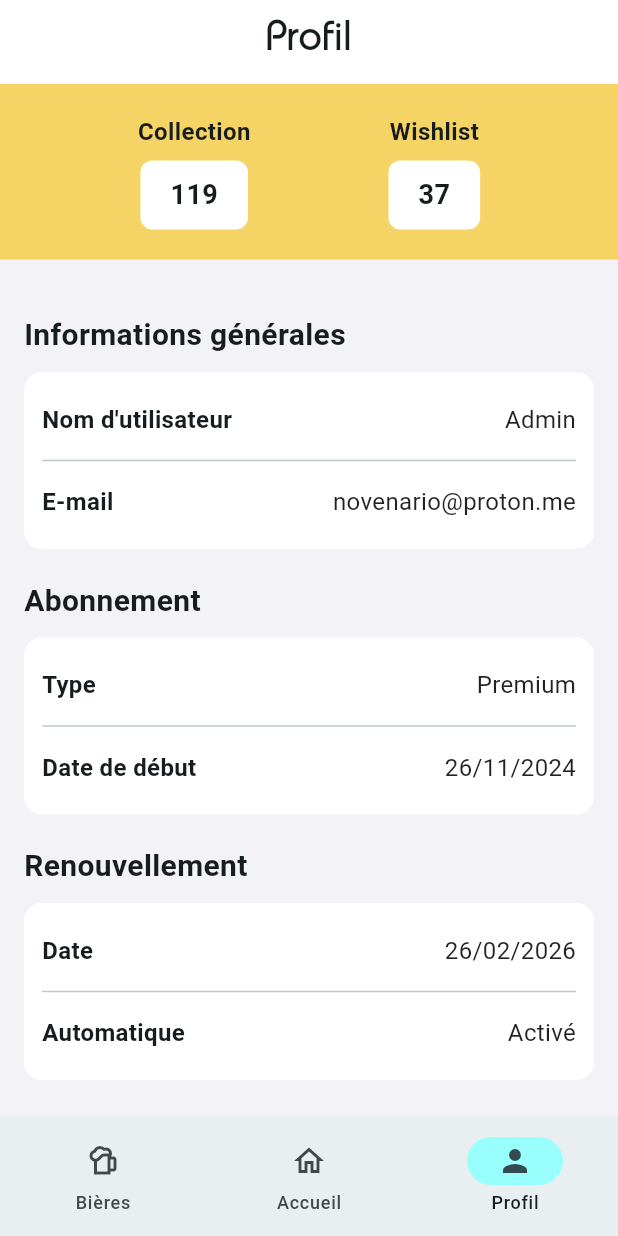
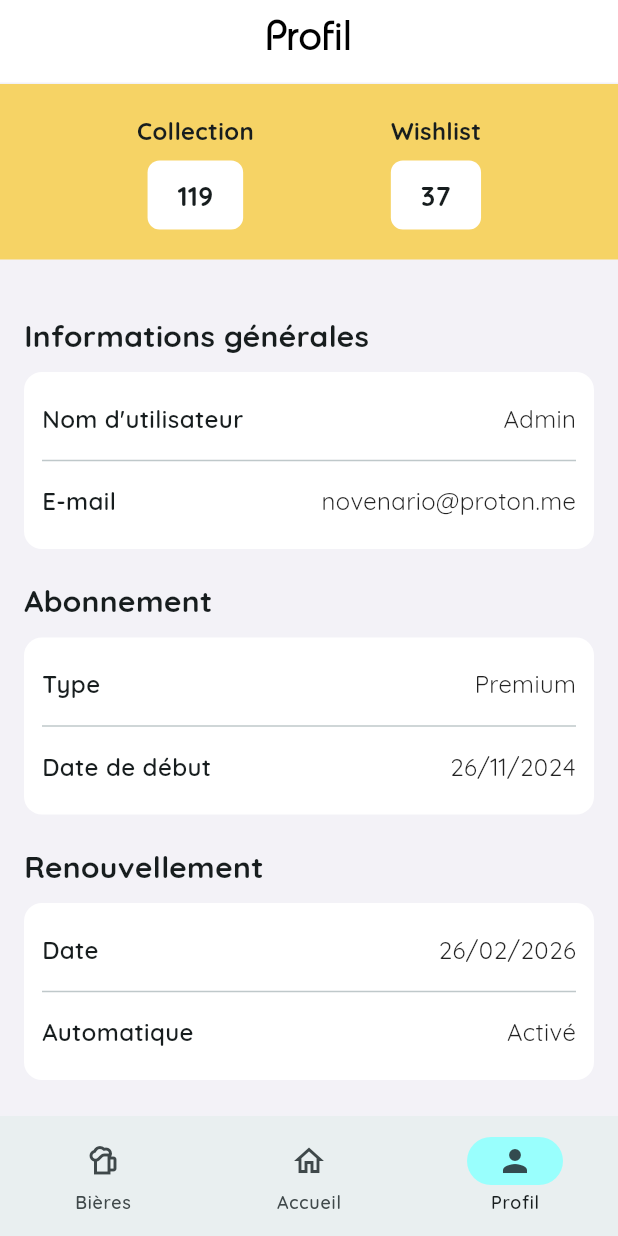
Before and after one commit to fabien-d-dev/beernotebook-frontend, a Flutter app: the screen it shows after launch, item 3 of the bottom bar chosen, on a phone screen of 412 x 824 dp. Run offline on Flutter 3.47's test engine with Material 3 defaults, Android fonts, the light colour scheme and no system bars; network calls fail; Roboto replaces fonts that are missing (Quicksand-Medium).

Commit message:
style(global): adjust app bar

```diff
--- a/lib/main.dart
+++ b/lib/main.dart
@@ -30,7 +30,25 @@ class BeerNotebookApp extends StatelessWidget {
       title: 'Beernotebook',
       debugShowCheckedModeBanner: false,
       theme: ThemeData(
-        fontFamily: 'Quicksand-Medium',
+        fontFamily: 'Quicksand',
+
+        // APP BAR
+        appBarTheme: const AppBarTheme(
+          backgroundColor: Colors.white,
+          centerTitle: false,
+          elevation: 0,
+          scrolledUnderElevation: 0,
+          surfaceTintColor: Colors.transparent,
+
+          shape: Border(bottom: BorderSide(color: Color.fromRGBO(243, 242, 247, 1), width: 1)),
+
+          titleTextStyle: TextStyle(
+            color: Colors.black,
+            fontSize: 22,
+            fontFamily: 'Quicksand',
+          ),
+        ),
+
         colorScheme: ColorScheme.fromSeed(
           seedColor: const Color.fromARGB(255, 255, 255, 255),
         ),
```
